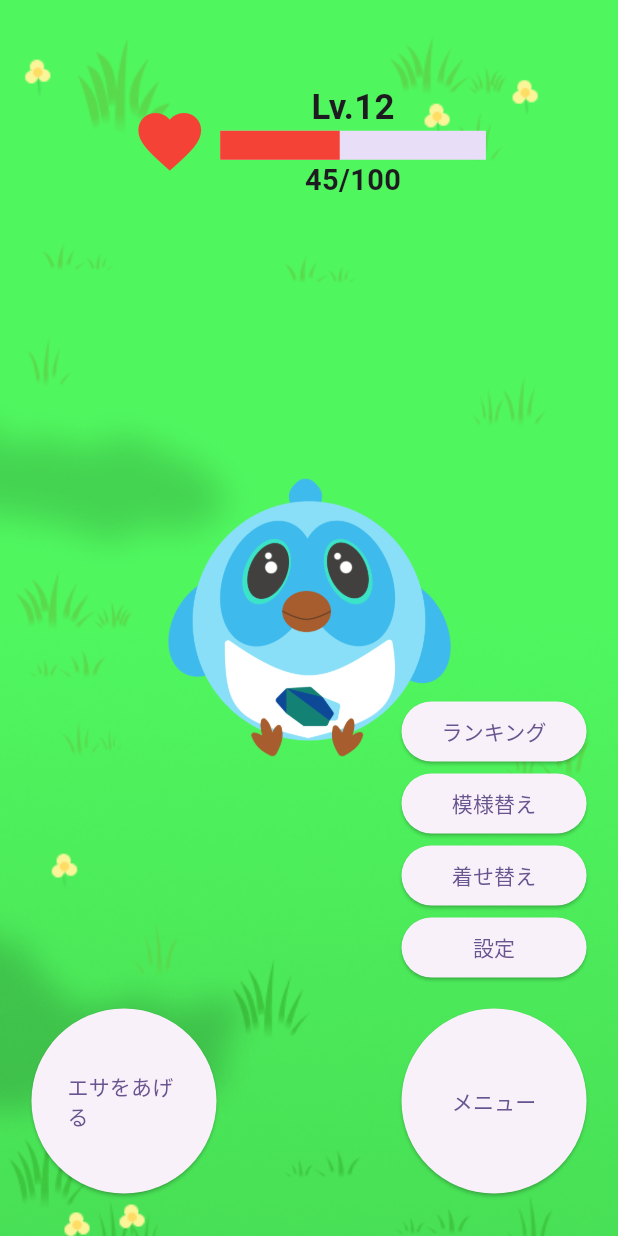
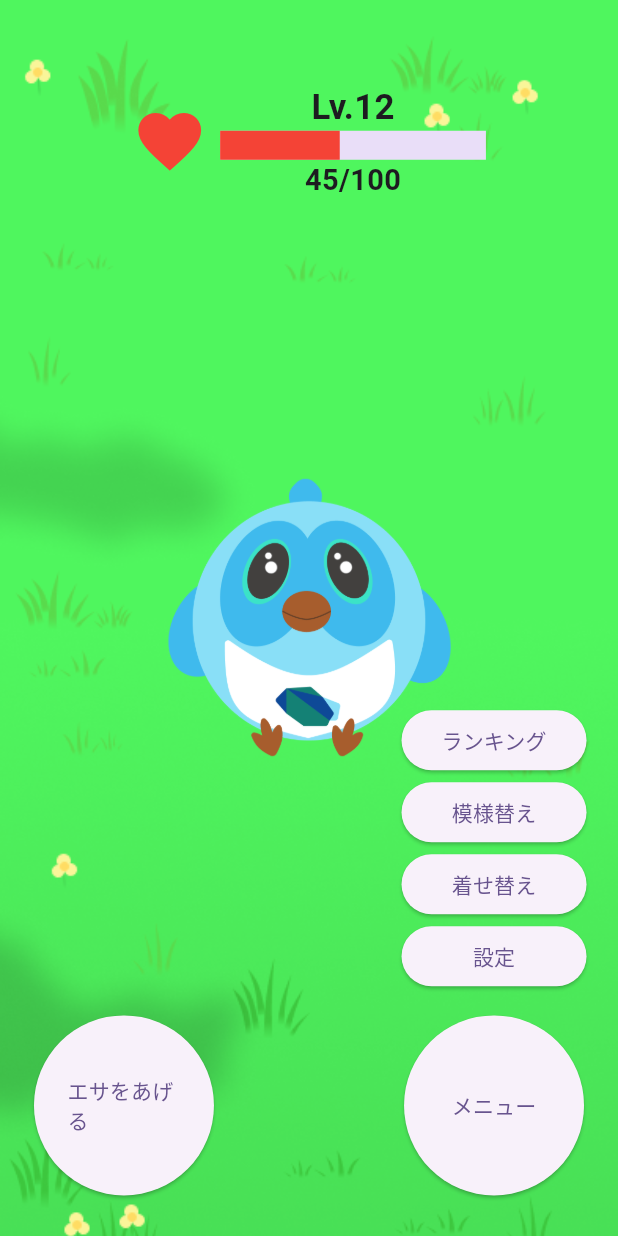
Before and after one commit to shinonome-inc/tokyo-flutter-hackathon-2024-team-PlayGround, a Flutter app: the HomePage screen opened by its route, after a tap on "メニュー", on a phone screen of 412 x 824 dp. Run offline on Flutter 3.47's test engine with Material 3 defaults, Android fonts, the phone set to English and light mode, and no system bars; our stand-ins replace audioplayers, cached_network_image, dio, flutter_dotenv, flutter_riverpod, flutter_screenutil and 6 more; accounts and stored records are empty; generated files the repository leaves out were written again.

Commit message:
CirclarElevatedButtonのレイアウトを修正

```diff
--- a/mobile/lib/components/circlar_elevated_button.dart
+++ b/mobile/lib/components/circlar_elevated_button.dart
@@ -1,5 +1,4 @@
 import 'package:flutter/material.dart';
-import 'package:flutter_screenutil/flutter_screenutil.dart';
 
 /// 円形のElevatedButton。
 class CircularElevatedButton extends StatelessWidget {
@@ -16,7 +15,7 @@ class CircularElevatedButton extends StatelessWidget {
 
   @override
   Widget build(BuildContext context) {
-    final size = Size.fromWidth(diameter ?? 120.w);
+    final size = Size.fromWidth(diameter ?? 120.0);
     return SizedBox(
       width: size.width,
       height: size.width,
```
